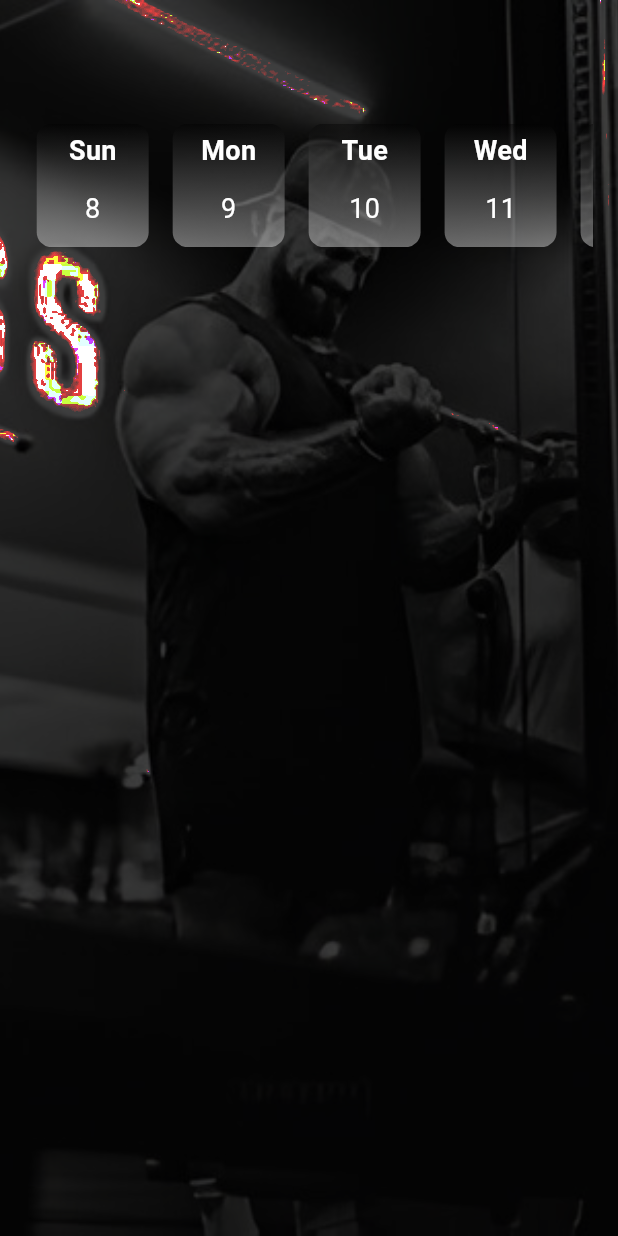
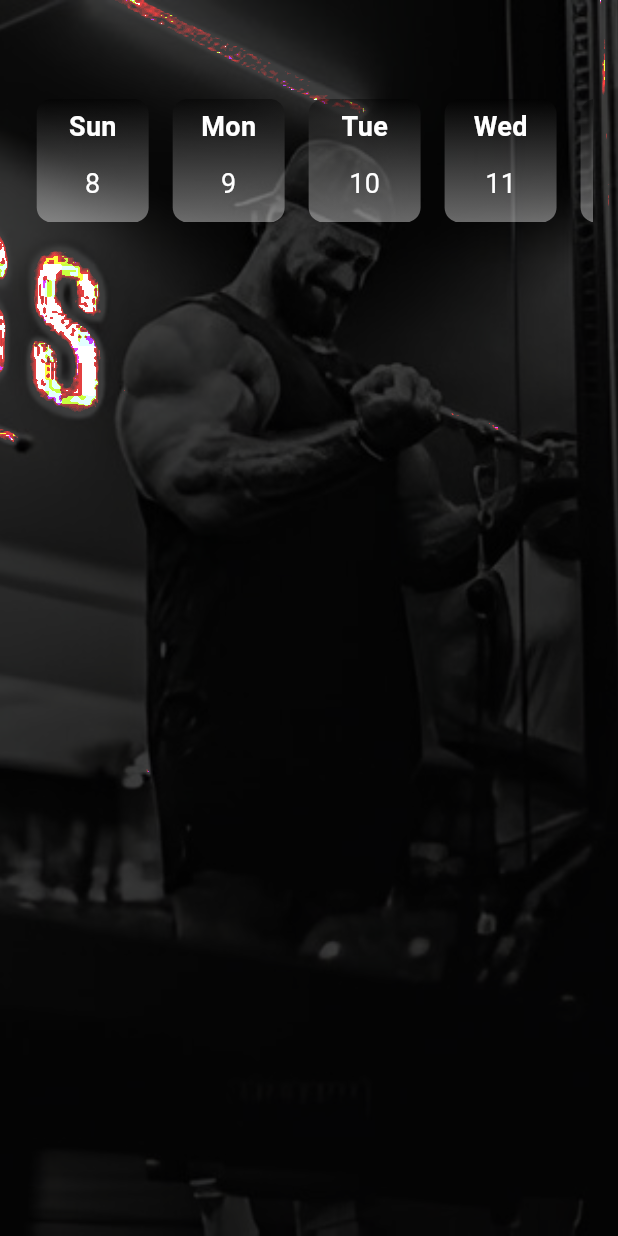
Before and after one commit to mahmoudArefi/fitness_tracker, a Flutter app: the first screen one second after launch, on a phone screen of 412 x 824 dp. Run offline on Flutter 3.47's test engine with Material 3 defaults, Android fonts, the phone set to English and light mode, and no system bars; our stand-ins replace flutter_svg, get; Roboto replaces fonts that are missing (sitka); project files that could hold a hidden picture were left out; key blocks and very long unbroken strings in the code were emptied for the run.

Commit message:
update the tasks insert new color and update home screen using it

```diff
--- a/lib/common/color/my_colors.dart
+++ b/lib/common/color/my_colors.dart
@@ -7,4 +7,5 @@ class MyColor {
   static Color shadow = phosphorous.withOpacity(0.24);
   static Color white = const Color(0xffF9F6F6);
   static Color textColor = const Color(0xffffffff);
+  static Color zetey = const Color(0x250db028);
 }
--- a/lib/screens/home_screen/component/day_picker.dart
+++ b/lib/screens/home_screen/component/day_picker.dart
@@ -54,8 +54,8 @@ class DayPickerDayShowWidget extends GetView<HomeScreenController> {
                   begin: Alignment.topCenter,
                   end: Alignment.bottomCenter,
                   colors: [
-                    isDaySelected ? MyColor.phosphorous : Colors.black.withOpacity(0.4),
-                    isDaySelected ? MyColor.phosphorous : Colors.white.withOpacity(0.4),
+                    isDaySelected ? MyColor.zetey : Colors.black.withOpacity(0.4),
+                    isDaySelected ? MyColor.zetey.withOpacity(0.9) : Colors.white.withOpacity(0.4),
                   ],
                 ),
               ),
--- a/lib/screens/home_screen/home_screen_view.dart
+++ b/lib/screens/home_screen/home_screen_view.dart
@@ -33,7 +33,7 @@ class HomeScreenView extends StatelessWidget {
           child: Column(
             children: [
               SizedBox(
-                height: Get.height * 0.1,
+                height: Get.height * 0.08,
               ),
               DayPicker(testDays),
               ShowTodayMuscles(),
--- a/lib/tasks.dart
+++ b/lib/tasks.dart
@@ -2,4 +2,5 @@
 /*
   - insert new image for the muscles
   - insert them path inside MyImage class
+  - start make your bottom navigation bar , make sure to make it slide left and right be swap on screen
  */
```
Also changed, not shown: lib/common/extension/build_in_extension.dart (+9 -6 lines), lib/screens/home_screen/component/show_material_amount_goal.dart (+22 -14 lines), lib/screens/home_screen/component/show_today_muscles.dart (+7 -4 lines).
